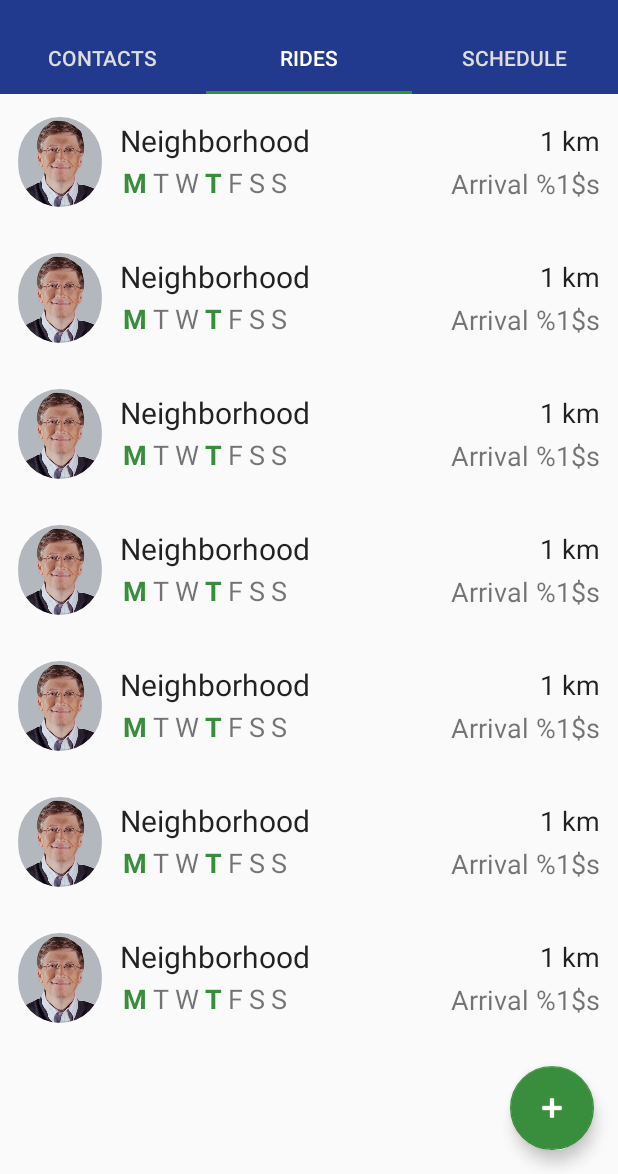
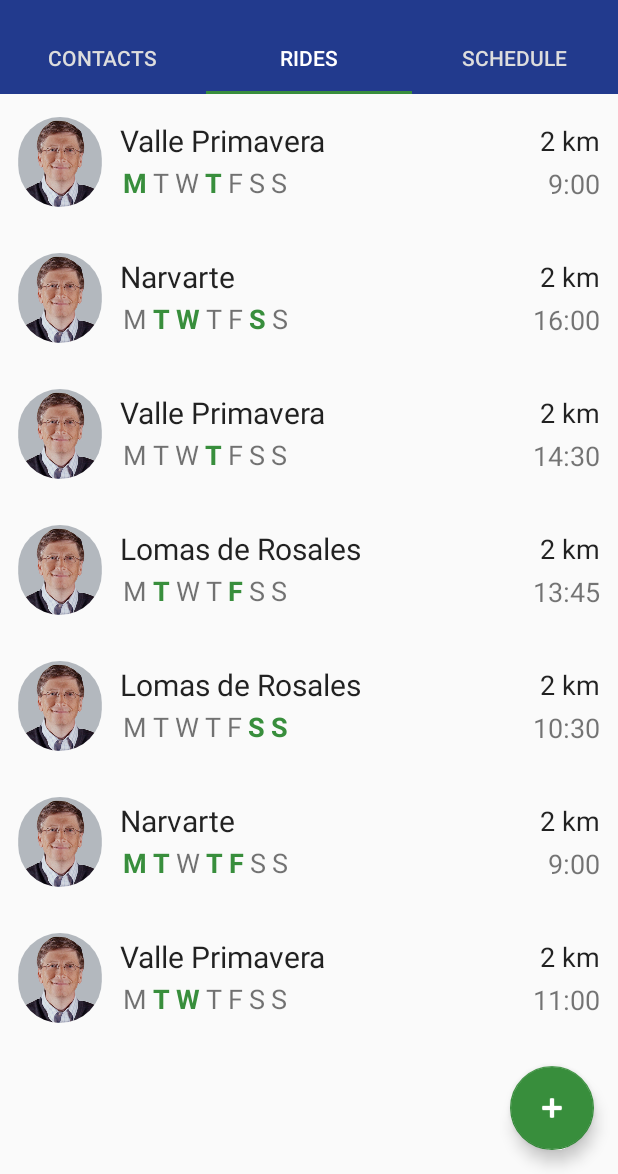
Before and after one commit to SilvaMtz/Carpooling, an Android app: the RidesFragment screen opened directly, with no data from a screen before it, on a phone screen of 412 x 824 dp, the part 62-1236 px from its top. Run offline under Robolectric (Android 15) with nearby library versions, the phone set to English and light mode, and no system bars; our stand-ins replace ButterKnife, Picasso; pictures from the network do not load.

Commit message:
Load user fotos with Picasso

```diff
--- a/CarpoolingTec/app/build.gradle
+++ b/CarpoolingTec/app/build.gradle
@@ -29,6 +29,7 @@ dependencies {
     compile 'com.android.support:recyclerview-v7:25.1.0'
     compile 'com.android.support:cardview-v7:25.1.0'
     compile 'com.android.support:support-v4:25.1.0'
+    compile 'com.squareup.picasso:picasso:2.5.2'
     compile 'com.google.code.gson:gson:2.7'
     compile 'com.jakewharton:butterknife:8.5.1'
     compile 'com.squareup.retrofit2:retrofit:2.2.0'
--- a/CarpoolingTec/app/src/main/AndroidManifest.xml
+++ b/CarpoolingTec/app/src/main/AndroidManifest.xml
@@ -23,10 +23,10 @@
             </intent-filter>
         </activity>
         <activity
-            android:name=".Profile.ProfileActivity"
+            android:name=".profile.ProfileActivity"
             android:label="@string/title_activity_profile"
             android:theme="@style/AppTheme.NoActionBar" />
-        <activity android:name=".Post.PostActivity"></activity>
+        <activity android:name=".post.PostActivity"></activity>
     </application>
 
 </manifest>
--- /dev/null
+++ b/CarpoolingTec/app/src/main/java/itesm/mx/carpoolingtec/model/User.java
@@ -0,0 +1,63 @@
+package itesm.mx.carpoolingtec.model;
+
+public class User {
+
+    private String nombre;
+    private String matricula;
+    private String celular;
+    private String foto;
+    private String location;
+
+    public User(String foto, String location) {
+        this.foto = foto;
+        this.location = location;
+    }
+
+    public User(String nombre, String matricula, String celular, String foto, String location) {
+        this.nombre = nombre;
+        this.matricula = matricula;
+        this.celular = celular;
+        this.foto = foto;
+        this.location = location;
+    }
+
+    public String getNombre() {
+        return nombre;
+    }
+
+    public void setNombre(String nombre) {
+        this.nombre = nombre;
+    }
+
+    public String getMatricula() {
+        return matricula;
+    }
+
+    public void setMatricula(String matricula) {
+        this.matricula = matricula;
+    }
+
+    public String getCelular() {
+        return celular;
+    }
+
+    public void setCelular(String celular) {
+        this.celular = celular;
+    }
+
+    public String getFoto() {
+        return foto;
+    }
+
+    public void setFoto(String foto) {
+        this.foto = foto;
+    }
+
+    public String getLocation() {
+        return location;
+    }
+
+    public void setLocation(String location) {
+        this.location = location;
+    }
+}
--- a/CarpoolingTec/app/src/main/java/itesm/mx/carpoolingtec/Post/PostActivity.java
+++ b/CarpoolingTec/app/src/main/java/itesm/mx/carpoolingtec/post/PostActivity.java
@@ -1,4 +1,4 @@
-package itesm.mx.carpoolingtec.Post;
+package itesm.mx.carpoolingtec.post;
 
 import android.support.v7.app.AppCompatActivity;
 import android.os.Bundle;
--- a/CarpoolingTec/app/src/main/java/itesm/mx/carpoolingtec/Profile/ProfileActivity.java
+++ b/CarpoolingTec/app/src/main/java/itesm/mx/carpoolingtec/profile/ProfileActivity.java
@@ -1,11 +1,8 @@
-package itesm.mx.carpoolingtec.Profile;
+package itesm.mx.carpoolingtec.profile;
 
 import android.os.Bundle;
-import android.support.design.widget.FloatingActionButton;
-import android.support.design.widget.Snackbar;
 import android.support.v7.app.AppCompatActivity;
 import android.support.v7.widget.Toolbar;
-import android.view.View;
 
 import itesm.mx.carpoolingtec.R;
 
--- a/CarpoolingTec/app/src/main/java/itesm/mx/carpoolingtec/rides/RidesAdapter.java
+++ b/CarpoolingTec/app/src/main/java/itesm/mx/carpoolingtec/rides/RidesAdapter.java
@@ -3,6 +3,8 @@ package itesm.mx.carpoolingtec.rides;
 import android.content.Context;
 import android.graphics.Bitmap;
 import android.graphics.BitmapFactory;
+import android.graphics.Typeface;
+import android.graphics.drawable.BitmapDrawable;
 import android.support.v4.content.ContextCompat;
 import android.support.v4.graphics.drawable.RoundedBitmapDrawable;
 import android.support.v4.graphics.drawable.RoundedBitmapDrawableFactory;
@@ -13,6 +15,9 @@ import android.view.ViewGroup;
 import android.widget.ImageView;
 import android.widget.RelativeLayout;
 import android.widget.TextView;
+
+import com.squareup.picasso.Callback;
+import com.squareup.picasso.Picasso;
 
 import java.util.List;
 
@@ -42,17 +47,42 @@ public class RidesAdapter extends RecyclerView.Adapter<RidesAdapter.ViewHolder>
     }
 
     @Override
-    public void onBindViewHolder(ViewHolder holder, int position) {
+    public void onBindViewHolder(final ViewHolder holder, int position) {
         final Ride ride = rides.get(position);
 
-        //TODO: set view data.
+        Picasso.with(context)
+                .load(ride.getDriver().getFoto())
+                .into(holder.ivPicture, new Callback() {
+                    @Override
+                    public void onSuccess() {
+                        Bitmap imageBitmap = ((BitmapDrawable) holder.ivPicture.getDrawable())
+                                .getBitmap();
+                        RoundedBitmapDrawable drawable = RoundedBitmapDrawableFactory
+                                .create(context.getResources(), imageBitmap);
+                        drawable.setCircular(true);
+                        drawable.setCornerRadius(Math.max(imageBitmap.getWidth(),
+                                imageBitmap.getHeight()) / 2.0f);
+                        holder.ivPicture.setImageDrawable(drawable);
+                    }
 
-        // Make image view round.
-        Bitmap bitmap = BitmapFactory.decodeResource(context.getResources(), R.drawable.gates);
-        RoundedBitmapDrawable drawable = RoundedBitmapDrawableFactory
-                .create(context.getResources(), bitmap);
-        drawable.setCornerRadius(1000f);
-        holder.ivPicture.setImageDrawable(drawable);
+                    @Override
+                    public void onError() {
+                        Bitmap bitmap = BitmapFactory.decodeResource(context.getResources(), R.drawable.gates);
+                        RoundedBitmapDrawable drawable = RoundedBitmapDrawableFactory
+                                .create(context.getResources(), bitmap);
+                        drawable.setCircular(true);
+                        drawable.setCornerRadius(Math.max(bitmap.getWidth(),
+                                bitmap.getHeight()) / 2.0f);
+
+                        holder.ivPicture.setImageDrawable(drawable);
+                    }
+                });
+
+        holder.tvNeighborhood.setText(ride.getDriver().getLocation());
+        holder.tvDistance.setText("2 km");
+        holder.tvArrival.setText(ride.getTime());
+
+        setWeekdaysStyle(holder, ride.getWeekdays());
 
         holder.rlContainer.setOnClickListener(new View.OnClickListener() {
             @Override
@@ -71,6 +101,67 @@ public class RidesAdapter extends RecyclerView.Adapter<RidesAdapter.ViewHolder>
         rides.clear();
         rides.addAll(data);
         notifyDataSetChanged();
+    }
+
+    private void setWeekdaysStyle(ViewHolder holder, boolean[] weekdays) {
+        final int colorAccent = ContextCompat.getColor(context, R.color.colorAccent);
+        final int colorNormal = ContextCompat.getColor(context, R.color.textSecondary);
+
+        if (weekdays[0]) {
+            holder.tvMonday.setTextColor(colorAccent);
+            holder.tvMonday.setTypeface(null, Typeface.BOLD);
+        } else {
+            holder.tvMonday.setTextColor(colorNormal);
+            holder.tvMonday.setTypeface(null, Typeface.NORMAL);
+        }
+
+        if (weekdays[1]) {
+            holder.tvTuesday.setTextColor(colorAccent);
+            holder.tvTuesday.setTypeface(null, Typeface.BOLD);
+        } else {
+            holder.tvTuesday.setTextColor(colorNormal);
+            holder.tvTuesday.setTypeface(null, Typeface.NORMAL);
+        }
+
+        if (weekdays[2]) {
+            holder.tvWednesday.setTextColor(colorAccent);
+            holder.tvWednesday.setTypeface(null, Typeface.BOLD);
+        } else {
+            holder.tvWednesday.setTextColor(colorNormal);
+            holder.tvWednesday.setTypeface(null, Typeface.NORMAL);
+        }
+
+        if (weekdays[3]) {
+            holder.tvThursday.setTextColor(colorAccent);
+            holder.tvThursday.setTypeface(null, Typeface.BOLD);
+        } else {
+            holder.tvThursday.setTextColor(colorNormal);
+            holder.tvThursday.setTypeface(null, Typeface.NORMAL);
+        }
+
+        if (weekdays[4]) {
+            holder.tvFriday.setTextColor(colorAccent);
+            holder.tvFriday.setTypeface(null, Typeface.BOLD);
+        } else {
+            holder.tvFriday.setTextColor(colorNormal);
+            holder.tvFriday.setTypeface(null, Typeface.NORMAL);
+        }
+
+        if (weekdays[5]) {
+            holder.tvSaturday.setTextColor(colorAccent);
+            holder.tvSaturday.setTypeface(null, Typeface.BOLD);
+        } else {
+            holder.tvSaturday.setTextColor(colorNormal);
+            holder.tvSaturday.setTypeface(null, Typeface.NORMAL);
+        }
+
+        if (weekdays[6]) {
+            holder.tvSunday.setTextColor(colorAccent);
+            holder.tvSunday.setTypeface(null, Typeface.BOLD);
+        } else {
+            holder.tvSunday.setTextColor(colorNormal);
+            holder.tvSunday.setTypeface(null, Typeface.NORMAL);
+        }
     }
 
     static class ViewHolder extends RecyclerView.ViewHolder {
--- a/CarpoolingTec/app/src/main/java/itesm/mx/carpoolingtec/rides/RidesFragment.java
+++ b/CarpoolingTec/app/src/main/java/itesm/mx/carpoolingtec/rides/RidesFragment.java
@@ -1,6 +1,5 @@
 package itesm.mx.carpoolingtec.rides;
 
-import android.content.Intent;
 import android.os.Bundle;
 import android.support.v4.app.Fragment;
 import android.support.v4.widget.SwipeRefreshLayout;
@@ -12,7 +11,6 @@ import android.view.View;
 import android.view.ViewGroup;
 
 import java.util.ArrayList;
-import java.util.Arrays;
 import java.util.List;
 
 import butterknife.BindView;
@@ -20,6 +18,7 @@ import butterknife.ButterKnife;
 import butterknife.Unbinder;
 import itesm.mx.carpoolingtec.R;
 import itesm.mx.carpoolingtec.model.Ride;
+import itesm.mx.carpoolingtec.model.User;
 
 public class RidesFragment extends Fragment implements RidesView,
         SwipeRefreshLayout.OnRefreshListener, RideItemListener {
@@ -102,8 +101,21 @@ public class RidesFragment extends Fragment implements RidesView,
     }
 
     private List<Ride> getDummyRides() {
-        return Arrays.asList(new Ride(), new Ride(), new Ride(), new Ride(), new Ride(), new Ride(),
-                new Ride());
+        List<User> users = new ArrayList<>();
+        users.add(new User("http://orig04.deviantart.net/aded/f/2013/066/c/2/profile_picture_by_naivety_stock-d5x8lbn.jpg", "Valle Primavera"));
+        users.add(new User("http://orig10.deviantart.net/b1f3/f/2011/258/1/8/profile_picture_by_ff_stock-d49yyse.jpg", "Narvarte"));
+        users.add(new User("http://skateparkoftampa.com/spot/headshots/2585.jpg", "Lomas de Rosales"));
+
+        List<Ride> rides = new ArrayList<>();
+        rides.add(new Ride(users.get(0), new boolean[]{true, false, false, true, false, false, false}, "9:00"));
+        rides.add(new Ride(users.get(1), new boolean[]{false, true, true, false, false, true, false}, "16:00"));
+        rides.add(new Ride(users.get(0), new boolean[]{false, false, false, true, false, false, false}, "14:30"));
+        rides.add(new Ride(users.get(2), new boolean[]{false, true, false, false, true, false, false}, "13:45"));
+        rides.add(new Ride(users.get(2), new boolean[]{false, false, false, false, false, true, true}, "10:30"));
+        rides.add(new Ride(users.get(1), new boolean[]{true, true, false, true, true, false, false}, "9:00"));
+        rides.add(new Ride(users.get(0), new boolean[]{false, true, true, false, false, false, false}, "11:00"));
+
+        return rides;
     }
 
     @Override
--- a/CarpoolingTec/app/src/main/res/layout/activity_post.xml
+++ b/CarpoolingTec/app/src/main/res/layout/activity_post.xml
@@ -9,7 +9,7 @@
     android:paddingLeft="@dimen/activity_horizontal_margin"
     android:paddingRight="@dimen/activity_horizontal_margin"
     android:paddingTop="@dimen/activity_vertical_margin"
-    tools:context="itesm.mx.carpoolingtec.Post.PostActivity">
+    tools:context="itesm.mx.carpoolingtec.post.PostActivity">
 
 
     <ImageView
--- a/CarpoolingTec/app/src/main/res/layout/activity_profile.xml
+++ b/CarpoolingTec/app/src/main/res/layout/activity_profile.xml
@@ -5,7 +5,7 @@
     android:layout_width="match_parent"
     android:layout_height="match_parent"
     android:fitsSystemWindows="true"
-    tools:context="itesm.mx.carpoolingtec.Profile.ProfileActivity">
+    tools:context="itesm.mx.carpoolingtec.profile.ProfileActivity">
 
     <android.support.design.widget.AppBarLayout
         android:layout_width="match_parent"
--- a/CarpoolingTec/app/src/main/res/layout/content_profile.xml
+++ b/CarpoolingTec/app/src/main/res/layout/content_profile.xml
@@ -10,7 +10,7 @@
     android:paddingRight="@dimen/activity_horizontal_margin"
     android:paddingTop="@dimen/activity_vertical_margin"
     app:layout_behavior="@string/appbar_scrolling_view_behavior"
-    tools:context="itesm.mx.carpoolingtec.Profile.ProfileActivity"
+    tools:context="itesm.mx.carpoolingtec.profile.ProfileActivity"
     tools:showIn="@layout/activity_profile">
 
     <ImageView
```
Also changed, not shown: CarpoolingTec/app/src/main/java/itesm/mx/carpoolingtec/Profile/User.java (deleted, +0 -38 lines), CarpoolingTec/app/src/main/java/itesm/mx/carpoolingtec/model/Ride.java (+33 -38 lines).
